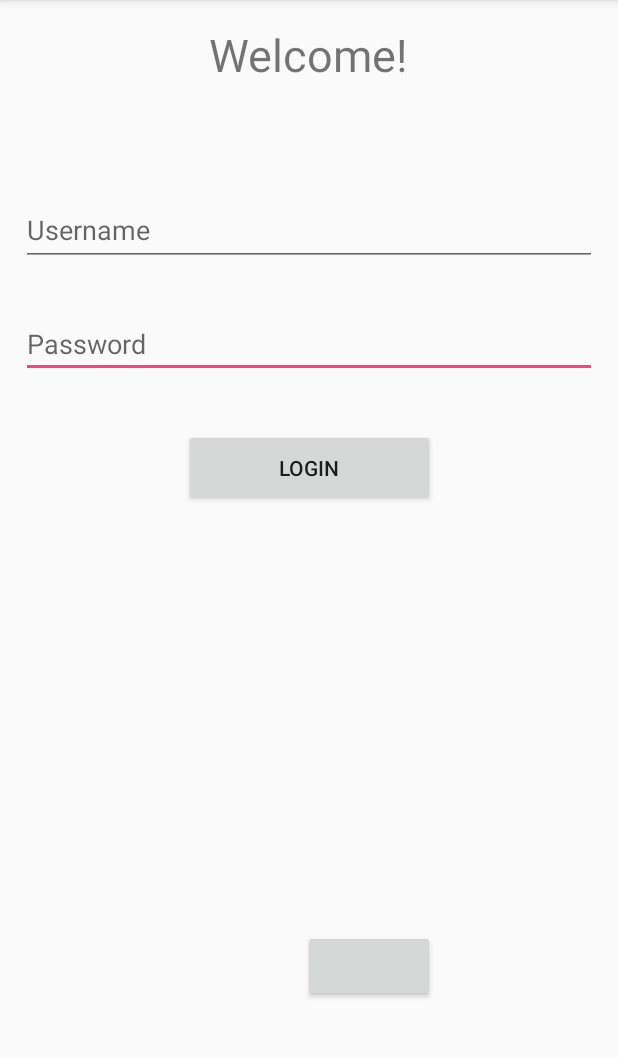
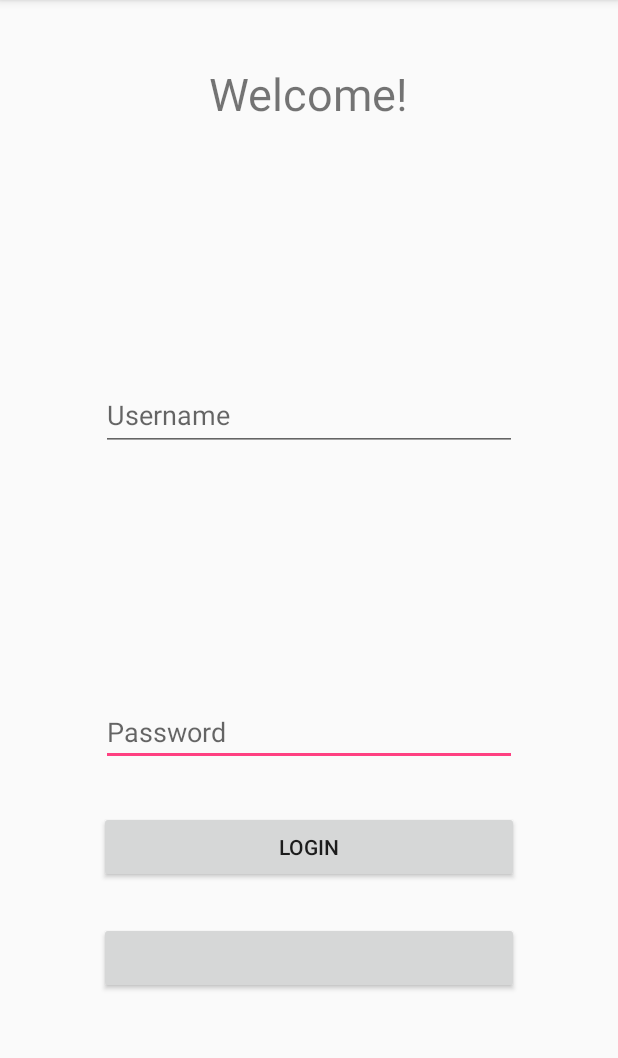
Before and after one commit to tarballz/caravan, an Android app: the screen it shows after launch (MainActivity), after a tap on "LOGIN", on a phone screen of 412 x 824 dp, the part 84-1142 px from its top. Run offline under Robolectric (Android 15) with nearby library versions, the phone set to English and light mode, and no system bars; libraries missing offline, so code that uses them is left out: com.amazonaws.auth, com.amazonaws.mobileconnectors, com.amazonaws.regions, com.amazonaws.services; 4 statements that could not run were skipped.

Commit message:
Cleaned up db and main xml. Login is working now.

```diff
--- a/app/src/main/java/edu/cmps121/app/MainActivity.java
+++ b/app/src/main/java/edu/cmps121/app/MainActivity.java
@@ -59,19 +59,16 @@ public class MainActivity extends AppCompatActivity {
 
     public void onClickLogin(View view) {
         switch (validateInfo()) {
+            case IMPROPER_USER:
             case ACCOUNT_AVAILABLE:
-                shortToast(this, "Username or password is incorrect");
+                shortToast(this, "Username incorrect");
                 break;
             case ACCOUNT_EXISTS:
                 state.nextActivity(this, PartyOptionsActivity.class);
                 break;
-            case IMPROPER_USER:
-                shortToast(this, "Username must be between 3 and 8 characters long");
+            case IMPROPER_PASS:
+                shortToast(this, "Password incorrect");
                 break;
-            case IMPROPER_PASS:
-                shortToast(this, "Password must be 5 and 16 characters long");
-                break;
-
         }
     }
 
--- a/app/src/main/res/layout/activity_main.xml
+++ b/app/src/main/res/layout/activity_main.xml
@@ -11,60 +11,57 @@
     <EditText
         android:id="@+id/enter_password_et"
         android:layout_width="0dp"
-        android:layout_height="44dp"
-        android:layout_marginStart="14dp"
+        android:layout_height="45dp"
+        android:layout_marginStart="67dp"
         android:ems="10"
         android:hint="@string/password"
         android:inputType="textPersonName"
         tools:ignore="RtlHardcoded"
-        android:layout_marginEnd="14dp"
-        tools:layout_constraintTop_creator="1"
+        android:layout_marginEnd="67dp"
         tools:layout_constraintRight_creator="1"
+        tools:layout_constraintBottom_creator="1"
+        app:layout_constraintBottom_toTopOf="@+id/login_b"
         app:layout_constraintRight_toRightOf="parent"
-        android:layout_marginTop="208dp"
         tools:layout_constraintLeft_creator="1"
-        app:layout_constraintLeft_toLeftOf="parent"
-        app:layout_constraintTop_toTopOf="parent" />
+        android:layout_marginBottom="30dp"
+        app:layout_constraintLeft_toLeftOf="parent" />
 
     <EditText
         android:id="@+id/enter_username_et"
         android:layout_width="0dp"
         android:layout_height="47dp"
-        android:layout_marginStart="14dp"
+        android:layout_marginStart="67dp"
         android:ems="10"
         android:hint="@string/username"
         android:inputType="textPersonName"
         tools:ignore="RtlHardcoded"
-        android:layout_marginEnd="14dp"
+        android:layout_marginEnd="67dp"
         tools:layout_constraintTop_creator="1"
         tools:layout_constraintRight_creator="1"
         tools:layout_constraintBottom_creator="1"
         app:layout_constraintBottom_toBottomOf="@+id/enter_password_et"
         app:layout_constraintRight_toRightOf="parent"
-        android:layout_marginTop="76dp"
-        app:layout_constraintTop_toBottomOf="@+id/welcome_tv"
+        android:layout_marginTop="83dp"
         tools:layout_constraintLeft_creator="1"
-        android:layout_marginBottom="77dp"
-        app:layout_constraintLeft_toLeftOf="parent" />
+        android:layout_marginBottom="82dp"
+        app:layout_constraintLeft_toLeftOf="parent"
+        app:layout_constraintTop_toTopOf="@+id/welcome_tv" />
 
     <Button
         android:id="@+id/login_b"
-        android:layout_width="167dp"
-        android:layout_height="51dp"
+        android:layout_width="0dp"
+        android:layout_height="48dp"
         android:onClick="onClickLogin"
         android:text="@string/login"
-        tools:layout_constraintTop_creator="1"
         tools:layout_constraintRight_creator="1"
         tools:layout_constraintBottom_creator="1"
-        app:layout_constraintBottom_toBottomOf="@+id/create_account_b"
+        app:layout_constraintBottom_toTopOf="@+id/create_account_b"
+        android:layout_marginStart="66dp"
+        android:layout_marginEnd="66dp"
         app:layout_constraintRight_toRightOf="parent"
-        android:layout_marginTop="78dp"
         tools:layout_constraintLeft_creator="1"
-        android:layout_marginBottom="74dp"
-        app:layout_constraintLeft_toLeftOf="parent"
-        app:layout_constraintTop_toTopOf="@+id/enter_password_et"
-        app:layout_constraintHorizontal_bias="0.502"
-        app:layout_constraintVertical_bias="0.0" />
+        android:layout_marginBottom="26dp"
+        app:layout_constraintLeft_toLeftOf="parent" />
 
     <TextView
         android:id="@+id/welcome_tv"
@@ -75,21 +72,23 @@
         tools:layout_constraintTop_creator="1"
         tools:layout_constraintRight_creator="1"
         app:layout_constraintRight_toRightOf="parent"
-        android:layout_marginTop="16dp"
+        android:layout_marginTop="42dp"
         tools:layout_constraintLeft_creator="1"
         app:layout_constraintLeft_toLeftOf="parent"
         app:layout_constraintTop_toTopOf="parent" />
 
     <Button
         android:id="@+id/create_account_b"
-        android:layout_width="wrap_content"
-        android:layout_height="wrap_content"
+        android:layout_width="0dp"
+        android:layout_height="48dp"
         android:onClick="onClickCreateAccount"
         tools:text="Create an account"
         tools:layout_constraintRight_creator="1"
         tools:layout_constraintBottom_creator="1"
         app:layout_constraintBottom_toBottomOf="parent"
         app:layout_constraintRight_toRightOf="@+id/login_b"
-        android:layout_marginBottom="100dp" />
+        tools:layout_constraintLeft_creator="1"
+        android:layout_marginBottom="105dp"
+        app:layout_constraintLeft_toLeftOf="@+id/login_b" />
 
 </android.support.constraint.ConstraintLayout>
```
